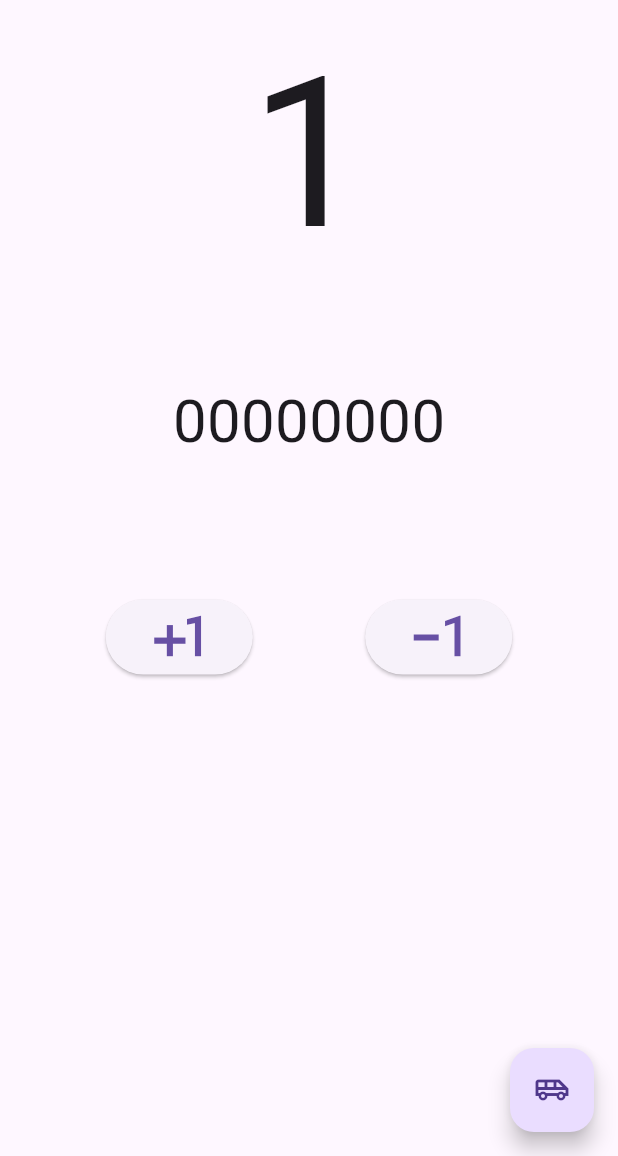
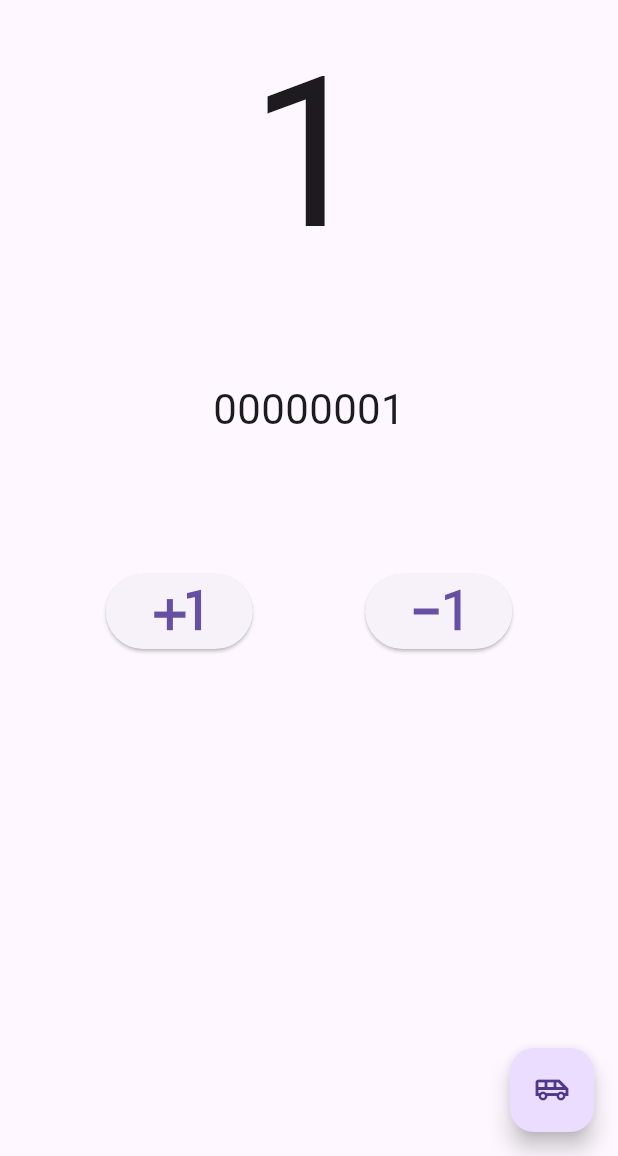
Before and after one commit to yumachin/flutter_application_1, a Flutter app: the screen it shows after launch, after a tap on the "plus one" icon, on a phone screen of 412 x 824 dp, the part 80-1236 px from its top. Run offline on Flutter 3.47's test engine with Material 3 defaults, Android fonts, the phone set to English and light mode, and no system bars.

Commit message:
bin counter complete

```diff
--- a/lib/main.dart
+++ b/lib/main.dart
@@ -67,14 +67,15 @@ class _MyHomeState extends State<MyHome> {
             Row(
               mainAxisAlignment: MainAxisAlignment.center,
               children: [
-                BinDigit(),
-                BinDigit(),
-                BinDigit(),
-                BinDigit(),
-                BinDigit(),
-                BinDigit(),
-                BinDigit(),
-                BinDigit()
+                BinDigit(value: count, digit: 7),
+                BinDigit(value: count, digit: 6),
+                BinDigit(value: count, digit: 5),
+                BinDigit(value: count, digit: 4),
+                BinDigit(value: count, digit: 3),
+                BinDigit(value: count, digit: 2),
+                BinDigit(value: count, digit: 1),
+                BinDigit(value: count, digit: 0),
+
               ],
             ),
 
@@ -114,14 +115,14 @@ class _MyHomeState extends State<MyHome> {
 
 
 class BinDigit extends StatelessWidget {
-  const BinDigit({super.key});
+  final int value;
+  final int digit;
+  const BinDigit({super.key, required this.value, required this.digit});
+
   @override
   Widget build(BuildContext context) {
-    return Text(
-      "0",
-
+      return Text((value & (1 << digit) != 0) ? "1" : "0",
       //2進数表記の数字を大きくする
-      style: TextStyle(fontSize: 40),
-    );
+      style:TextStyle(fontSize: 28));
   }
 }
```
